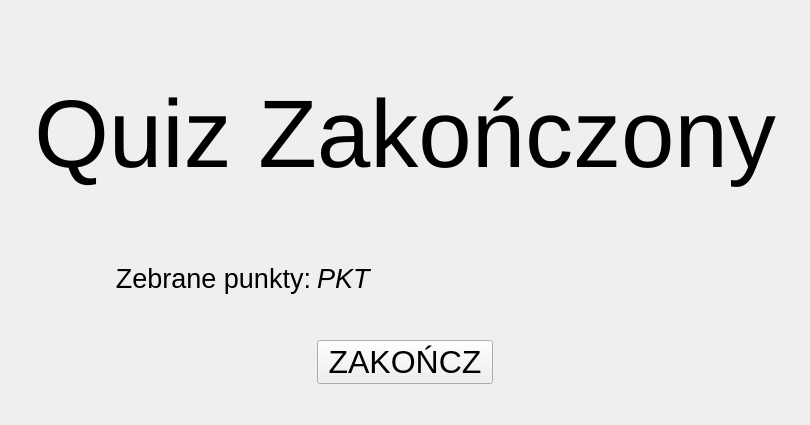
This is Kolokwiarz/gui/endwindow.ui in RidicolusL3vel/Kolokwiarz as Qt 5 draws it before an edit. The edited form follows.
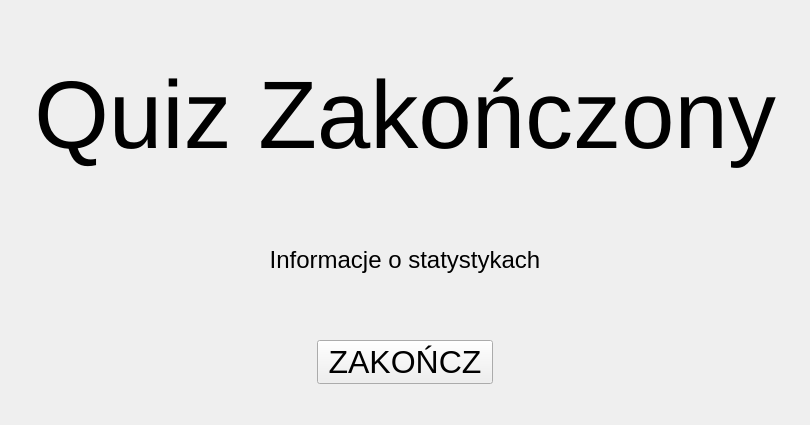
This is the edited form.

Patch:
```diff
--- a/Kolokwiarz/gui/endwindow.ui
+++ b/Kolokwiarz/gui/endwindow.ui
@@ -22,39 +22,19 @@
   <layout class="QGridLayout" name="gridLayout_2">
    <item row="0" column="0">
     <layout class="QGridLayout" name="gridLayout">
-     <item row="3" column="0">
-      <spacer name="horizontalSpacer">
+     <item row="2" column="1">
+      <spacer name="verticalSpacer_2">
        <property name="orientation">
-        <enum>Qt::Orientation::Horizontal</enum>
-       </property>
-       <property name="sizeType">
-        <enum>QSizePolicy::Policy::Fixed</enum>
+        <enum>Qt::Orientation::Vertical</enum>
        </property>
        <property name="sizeHint" stdset="0">
         <size>
-         <width>300</width>
-         <height>20</height>
+         <width>20</width>
+         <height>40</height>
         </size>
        </property>
       </spacer>
      </item>
-     <item row="1" column="1">
-      <widget class="QLabel" name="pointsLabel">
-       <property name="font">
-        <font>
-         <family>Arial</family>
-         <pointsize>20</pointsize>
-         <italic>true</italic>
-        </font>
-       </property>
-       <property name="text">
-        <string>PKT</string>
-       </property>
-       <property name="wordWrap">
-        <bool>true</bool>
-       </property>
-      </widget>
-     </item>
      <item row="4" column="1">
       <spacer name="verticalSpacer">
        <property name="orientation">
@@ -71,25 +51,6 @@
        </property>
       </spacer>
      </item>
-     <item row="1" column="0">
-      <widget class="QLabel" name="earnedPointsLabel">
-       <property name="font">
-        <font>
-         <family>Arial</family>
-         <pointsize>20</pointsize>
-        </font>
-       </property>
-       <property name="text">
-        <string>Zebrane punkty:</string>
-       </property>
-       <property name="alignment">
-        <set>Qt::AlignmentFlag::AlignRight|Qt::AlignmentFlag::AlignTrailing|Qt::AlignmentFlag::AlignVCenter</set>
-       </property>
-       <property name="wordWrap">
-        <bool>true</bool>
-       </property>
-      </widget>
-     </item>
      <item row="3" column="2">
       <spacer name="horizontalSpacer_2">
        <property name="orientation">
@@ -106,25 +67,12 @@
        </property>
       </spacer>
      </item>
-     <item row="3" column="1">
-      <widget class="QPushButton" name="endButton">
-       <property name="font">
-        <font>
-         <family>Arial</family>
-         <pointsize>24</pointsize>
-        </font>
-       </property>
-       <property name="text">
-        <string>ZAKOŃCZ</string>
-       </property>
-      </widget>
-     </item>
      <item row="0" column="0" colspan="3">
       <widget class="QLabel" name="quizFinishedLabel">
        <property name="sizePolicy">
         <sizepolicy hsizetype="Preferred" vsizetype="Preferred">
          <horstretch>0</horstretch>
-         <verstretch>2</verstretch>
+         <verstretch>3</verstretch>
         </sizepolicy>
        </property>
        <property name="font">
@@ -144,19 +92,60 @@
        </property>
       </widget>
      </item>
-     <item row="2" column="1">
-      <spacer name="verticalSpacer_2">
+     <item row="3" column="0">
+      <spacer name="horizontalSpacer">
        <property name="orientation">
-        <enum>Qt::Orientation::Vertical</enum>
+        <enum>Qt::Orientation::Horizontal</enum>
+       </property>
+       <property name="sizeType">
+        <enum>QSizePolicy::Policy::Fixed</enum>
        </property>
        <property name="sizeHint" stdset="0">
         <size>
-         <width>20</width>
-         <height>40</height>
+         <width>300</width>
+         <height>20</height>
         </size>
        </property>
       </spacer>
      </item>
+     <item row="3" column="1">
+      <widget class="QPushButton" name="endButton">
+       <property name="font">
+        <font>
+         <family>Arial</family>
+         <pointsize>24</pointsize>
+        </font>
+       </property>
+       <property name="text">
+        <string>ZAKOŃCZ</string>
+       </property>
+      </widget>
+     </item>
+     <item row="1" column="0" colspan="3">
+      <widget class="QLabel" name="infoLabel">
+       <property name="sizePolicy">
+        <sizepolicy hsizetype="Preferred" vsizetype="Preferred">
+         <horstretch>0</horstretch>
+         <verstretch>1</verstretch>
+        </sizepolicy>
+       </property>
+       <property name="font">
+        <font>
+         <family>Arial</family>
+         <pointsize>18</pointsize>
+        </font>
+       </property>
+       <property name="text">
+        <string>Informacje o statystykach</string>
+       </property>
+       <property name="alignment">
+        <set>Qt::AlignmentFlag::AlignCenter</set>
+       </property>
+       <property name="wordWrap">
+        <bool>true</bool>
+       </property>
+      </widget>
+     </item>
     </layout>
    </item>
   </layout>
```
